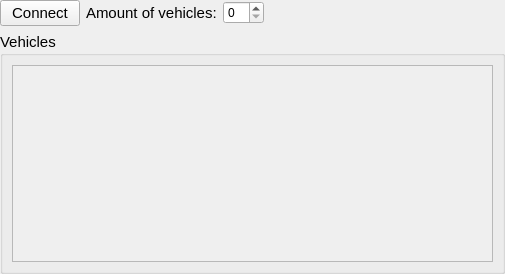
The window that modules/carlainterface/widget/carlainterfaceWidget.ui (tud-hri/joan) describes before a commit, drawn with Qt 5.
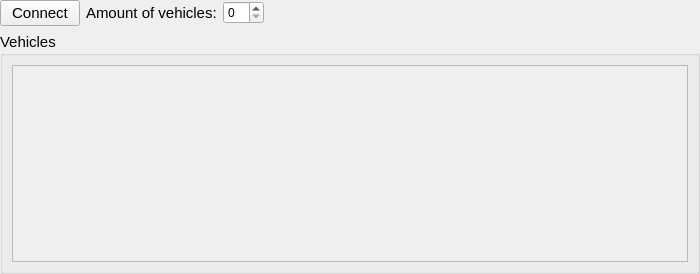
The same window after the commit.

Commit message: Hardware comm and carla interface latest

```diff
--- a/modules/carlainterface/widget/carlainterfaceWidget.ui
+++ b/modules/carlainterface/widget/carlainterfaceWidget.ui
@@ -6,10 +6,16 @@
    <rect>
     <x>0</x>
     <y>0</y>
-    <width>505</width>
+    <width>700</width>
     <height>274</height>
    </rect>
   </property>
+  <property name="minimumSize">
+   <size>
+    <width>700</width>
+    <height>0</height>
+   </size>
+  </property>
   <property name="windowTitle">
    <string>Form</string>
   </property>
@@ -124,7 +130,7 @@
             <rect>
              <x>0</x>
              <y>0</y>
-             <width>481</width>
+             <width>676</width>
              <height>200</height>
             </rect>
            </property>
```
The commit also changes 6 other files.
